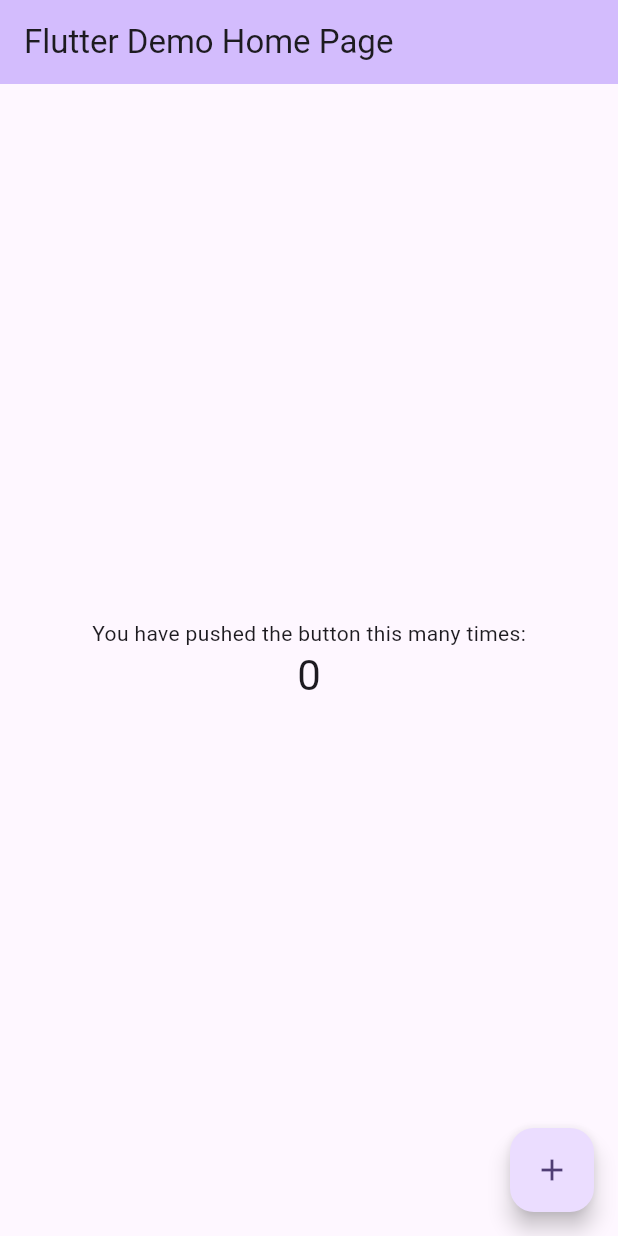
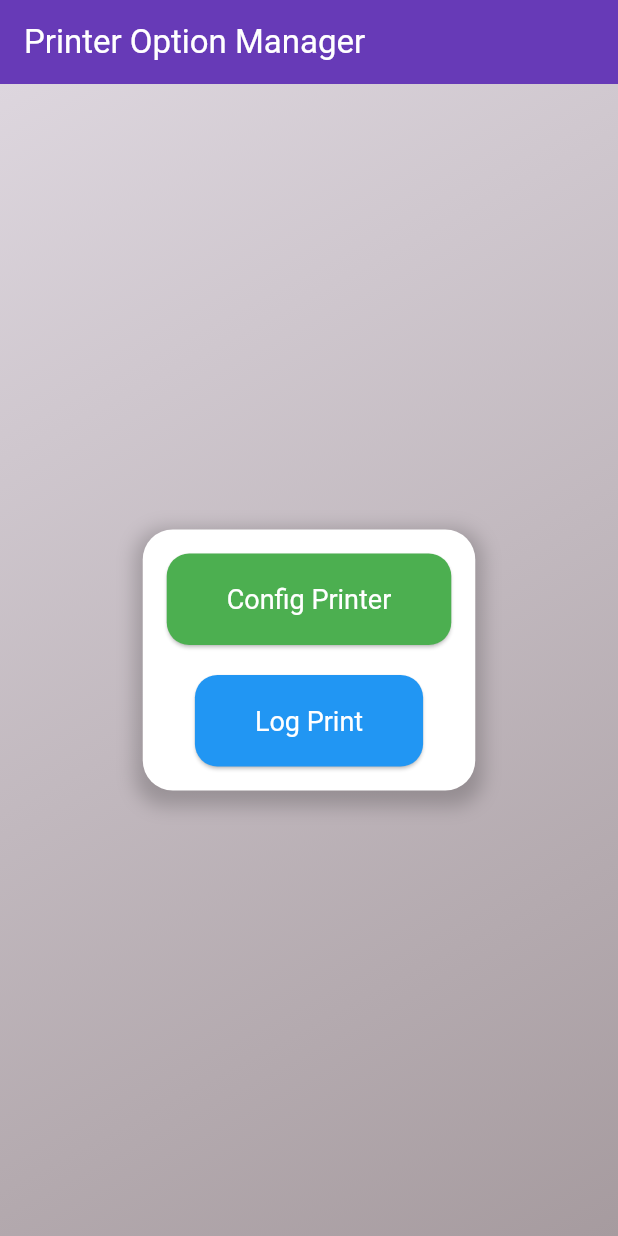
Before and after one commit to septirizky/Printer-Option-Manager, a Flutter app: the screen it shows after launch, on a phone screen of 412 x 824 dp. Run offline on Flutter 3.47's test engine with Material 3 defaults, Android fonts, the phone set to English and light mode, and no system bars; our stand-ins replace flutter_dotenv; missing offline and left inert: bitsdojo_window, mysql1, window_manager; statements that could not run were skipped.

Commit message:
change main dart

```diff
--- a/lib/main.dart
+++ b/lib/main.dart
@@ -1,125 +1,200 @@
 import 'package:flutter/material.dart';
+import 'package:provider/provider.dart';
+import 'package:flutter_dotenv/flutter_dotenv.dart';
+import 'app_state.dart';
+import 'pages/log_print.dart';
+import 'pages/printer.dart';
+import 'package:bitsdojo_window/bitsdojo_window.dart';
+import 'package:window_manager/window_manager.dart';
 
-void main() {
-  runApp(const MyApp());
+final GlobalKey<NavigatorState> navigatorKey = GlobalKey<NavigatorState>();
+
+Future<void> main() async {
+  WidgetsFlutterBinding.ensureInitialized();
+
+  try {
+    await dotenv.load();
+  } catch (e) {
+    print('Gagal memuat file .env: $e');
+  }
+
+  await windowManager.ensureInitialized();
+
+  windowManager.setPreventClose(true);
+  windowManager.addListener(MyWindowListener());
+
+  runApp(
+    ChangeNotifierProvider(
+      create: (_) => AppState(),
+      child: const MyApp(),
+    ),
+  );
+
+  doWhenWindowReady(() {
+    final initialSize = Size(600, 720);
+    appWindow.size = initialSize;
+    appWindow.minSize = initialSize;
+    appWindow.maxSize = Size(600, 720);
+    appWindow.alignment = Alignment.center;
+    appWindow.show();
+  });
 }
 
 class MyApp extends StatelessWidget {
   const MyApp({super.key});
 
-  // This widget is the root of your application.
   @override
   Widget build(BuildContext context) {
     return MaterialApp(
-      title: 'Flutter Demo',
+      navigatorKey: navigatorKey,
+      title: 'Printer Option Manager Version 1.0.0',
       theme: ThemeData(
-        // This is the theme of your application.
-        //
-        // TRY THIS: Try running your application with "flutter run". You'll see
-        // the application has a purple toolbar. Then, without quitting the app,
-        // try changing the seedColor in the colorScheme below to Colors.green
-        // and then invoke "hot reload" (save your changes or press the "hot
-        // reload" button in a Flutter-supported IDE, or press "r" if you used
-        // the command line to start the app).
-        //
-        // Notice that the counter didn't reset back to zero; the application
-        // state is not lost during the reload. To reset the state, use hot
-        // restart instead.
-        //
-        // This works for code too, not just values: Most code changes can be
-        // tested with just a hot reload.
         colorScheme: ColorScheme.fromSeed(seedColor: Colors.deepPurple),
         useMaterial3: true,
       ),
-      home: const MyHomePage(title: 'Flutter Demo Home Page'),
+      home: const HomePage(),
     );
   }
 }
 
-class MyHomePage extends StatefulWidget {
-  const MyHomePage({super.key, required this.title});
-
-  // This widget is the home page of your application. It is stateful, meaning
-  // that it has a State object (defined below) that contains fields that affect
-  // how it looks.
-
-  // This class is the configuration for the state. It holds the values (in this
-  // case the title) provided by the parent (in this case the App widget) and
-  // used by the build method of the State. Fields in a Widget subclass are
-  // always marked "final".
-
-  final String title;
-
-  @override
-  State<MyHomePage> createState() => _MyHomePageState();
-}
-
-class _MyHomePageState extends State<MyHomePage> {
-  int _counter = 0;
-
-  void _incrementCounter() {
-    setState(() {
-      // This call to setState tells the Flutter framework that something has
-      // changed in this State, which causes it to rerun the build method below
-      // so that the display can reflect the updated values. If we changed
-      // _counter without calling setState(), then the build method would not be
-      // called again, and so nothing would appear to happen.
-      _counter++;
-    });
-  }
+class HomePage extends StatelessWidget {
+  const HomePage({super.key});
 
   @override
   Widget build(BuildContext context) {
-    // This method is rerun every time setState is called, for instance as done
-    // by the _incrementCounter method above.
-    //
-    // The Flutter framework has been optimized to make rerunning build methods
-    // fast, so that you can just rebuild anything that needs updating rather
-    // than having to individually change instances of widgets.
     return Scaffold(
       appBar: AppBar(
-        // TRY THIS: Try changing the color here to a specific color (to
-        // Colors.amber, perhaps?) and trigger a hot reload to see the AppBar
-        // change color while the other colors stay the same.
-        backgroundColor: Theme.of(context).colorScheme.inversePrimary,
-        // Here we take the value from the MyHomePage object that was created by
-        // the App.build method, and use it to set our appbar title.
-        title: Text(widget.title),
+        title: const Text(
+          'Printer Option Manager',
+          style: TextStyle(color: Colors.white),
+        ),
+        backgroundColor: Colors.deepPurple,
       ),
-      body: Center(
-        // Center is a layout widget. It takes a single child and positions it
-        // in the middle of the parent.
-        child: Column(
-          // Column is also a layout widget. It takes a list of children and
-          // arranges them vertically. By default, it sizes itself to fit its
-          // children horizontally, and tries to be as tall as its parent.
-          //
-          // Column has various properties to control how it sizes itself and
-          // how it positions its children. Here we use mainAxisAlignment to
-          // center the children vertically; the main axis here is the vertical
-          // axis because Columns are vertical (the cross axis would be
-          // horizontal).
-          //
-          // TRY THIS: Invoke "debug painting" (choose the "Toggle Debug Paint"
-          // action in the IDE, or press "p" in the console), to see the
-          // wireframe for each widget.
-          mainAxisAlignment: MainAxisAlignment.center,
-          children: <Widget>[
-            const Text(
-              'You have pushed the button this many times:',
-            ),
-            Text(
-              '$_counter',
-              style: Theme.of(context).textTheme.headlineMedium,
-            ),
-          ],
+      body: Container(
+        decoration: const BoxDecoration(
+          gradient: LinearGradient(
+            begin: Alignment.topLeft,
+            end: Alignment.bottomRight,
+            colors: [
+              Color.fromARGB(255, 221, 214, 222),
+              Color.fromARGB(255, 166, 155, 159)
+            ],
+          ),
+        ),
+        child: Center(
+          child: Column(
+            mainAxisAlignment: MainAxisAlignment.center,
+            children: [
+              Container(
+                padding: const EdgeInsets.all(16.0),
+                decoration: BoxDecoration(
+                  color: Colors.white,
+                  borderRadius: BorderRadius.circular(20),
+                  boxShadow: [
+                    BoxShadow(
+                      color: Colors.black.withOpacity(0.2),
+                      blurRadius: 10,
+                      spreadRadius: 5,
+                      offset: const Offset(0, 5),
+                    ),
+                  ],
+                ),
+                child: Column(
+                  children: [
+                    ElevatedButton(
+                      onPressed: () {
+                        Navigator.push(
+                          context,
+                          MaterialPageRoute(
+                              builder: (context) => const PrinterPage()),
+                        );
+                      },
+                      style: ElevatedButton.styleFrom(
+                        backgroundColor: Colors.green,
+                        padding: const EdgeInsets.symmetric(
+                            horizontal: 40, vertical: 20),
+                        textStyle: const TextStyle(fontSize: 18),
+                        shape: RoundedRectangleBorder(
+                          borderRadius: BorderRadius.circular(15),
+                        ),
+                      ),
+                      child: const Text(
+                        'Config Printer',
+                        style: TextStyle(color: Colors.white),
+                      ),
+                    ),
+                    const SizedBox(height: 20),
+                    ElevatedButton(
+                      onPressed: () {
+                        Navigator.push(
+                          context,
+                          MaterialPageRoute(
+                              builder: (context) => const LogPrintPage()),
+                        );
+                      },
+                      style: ElevatedButton.styleFrom(
+                        backgroundColor: Colors.blue,
+                        padding: const EdgeInsets.symmetric(
+                            horizontal: 40, vertical: 20),
+                        textStyle: const TextStyle(fontSize: 18),
+                        shape: RoundedRectangleBorder(
+                          borderRadius: BorderRadius.circular(15),
+                        ),
+                      ),
+                      child: const Text(
+                        'Log Print',
+                        style: TextStyle(color: Colors.white),
+                      ),
+                    ),
+                  ],
+                ),
+              ),
+            ],
+          ),
         ),
       ),
-      floatingActionButton: FloatingActionButton(
-        onPressed: _incrementCounter,
-        tooltip: 'Increment',
-        child: const Icon(Icons.add),
-      ), // This trailing comma makes auto-formatting nicer for build methods.
     );
   }
 }
+
+class MyWindowListener extends WindowListener {
+  @override
+  void onWindowClose() async {
+    bool shouldClose = await _showPasswordDialog(navigatorKey.currentContext!);
+    if (shouldClose) {
+      windowManager.destroy();
+    }
+  }
+}
+
+Future<bool> _showPasswordDialog(BuildContext context) async {
+  String password = '';
+  return await showDialog<bool>(
+    context: context,
+    builder: (BuildContext context) {
+      return AlertDialog(
+        title: const Text('Masukkan Password untuk Menutup Aplikasi'),
+        content: TextField(
+          obscureText: true,
+          decoration: const InputDecoration(hintText: 'Password'),
+          onChanged: (value) {
+            password = value;
+          },
+        ),
+        actions: <Widget>[
+          TextButton(
+            onPressed: () {
+              if (password == '123') {
+                Navigator.of(context).pop(true);
+              } else {
+                Navigator.of(context).pop(false);
+              }
+            },
+            child: const Text('OK'),
+          ),
+        ],
+      );
+    },
+  ) ??
+      false;
+}
```
